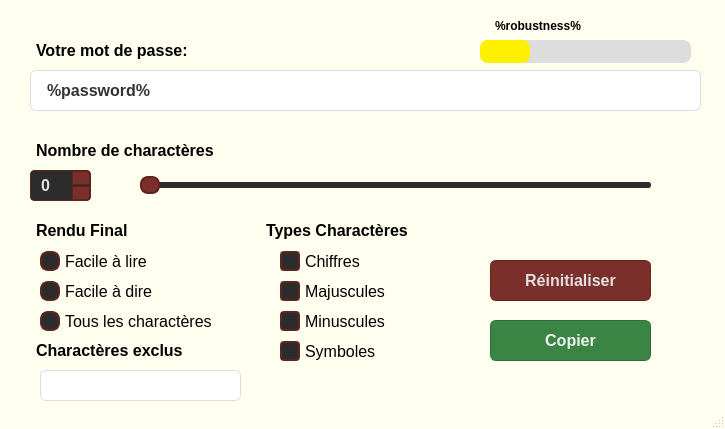
First picture: the form in resources/ui/PasswordGenerator.ui, repository Neocle/PasswordGenerator, before the edit.
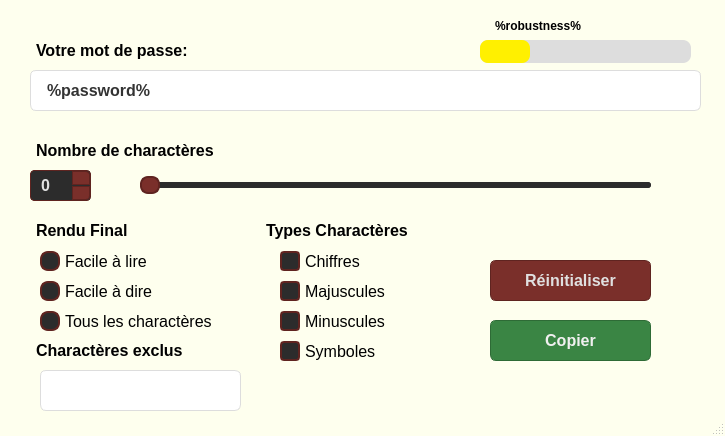
Second picture: the form after the edit. Icons and pictures are not drawn.

```diff
--- a/resources/ui/PasswordGenerator.ui
+++ b/resources/ui/PasswordGenerator.ui
@@ -7,7 +7,7 @@
     <x>0</x>
     <y>0</y>
     <width>725</width>
-    <height>429</height>
+    <height>436</height>
    </rect>
   </property>
   <property name="windowTitle">
@@ -681,7 +681,7 @@
       <x>40</x>
       <y>370</y>
       <width>201</width>
-      <height>31</height>
+      <height>41</height>
      </rect>
     </property>
     <property name="styleSheet">
```
Lines whose indentation alone changed are shown as unchanged.
